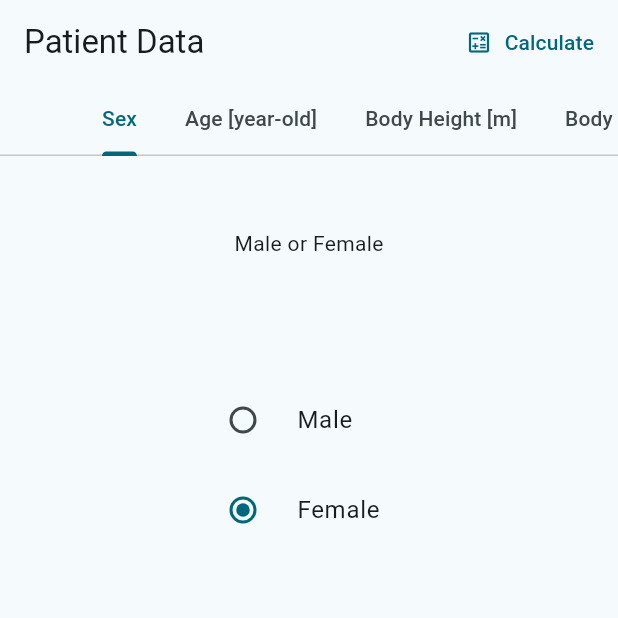
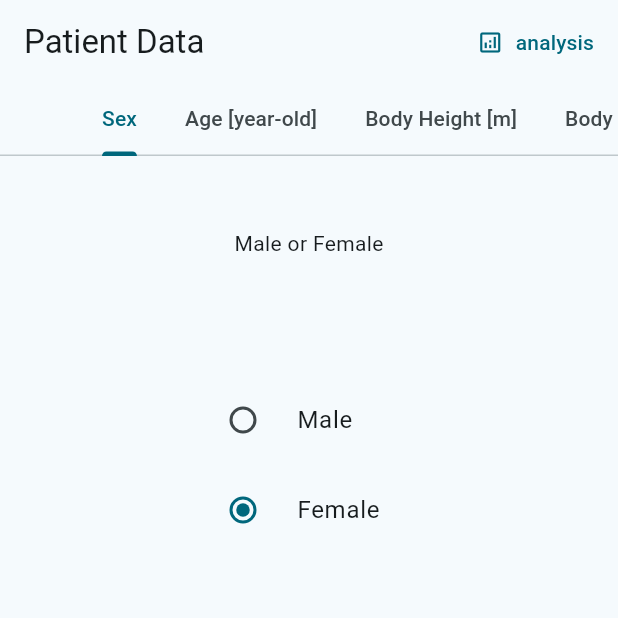
Before and after one commit to studiome/clti_risk, a Flutter app: the screen it shows after launch, on a phone screen of 412 x 824 dp, the top half of it. Run offline on Flutter 3.47's test engine with Material 2 defaults, Android fonts, the phone set to English and light mode, and no system bars.

Commit message:
named as analytics

```diff
--- a/lib/widgets/question_form.dart
+++ b/lib/widgets/question_form.dart
@@ -132,9 +132,9 @@ class QuestionForm extends StatelessWidget {
     return QuestionBinder(
         title: title,
         actionButton: TextButton.icon(
-          icon: const Icon(Icons.calculate_outlined),
+          icon: const Icon(Icons.analytics_outlined),
           onPressed: () {},
-          label: const Text('Calculate'),
+          label: const Text('analysis'),
         ),
         questionPages:
             List<QuestionPageDetail>.generate(Questions.values.length, (index) {
```
